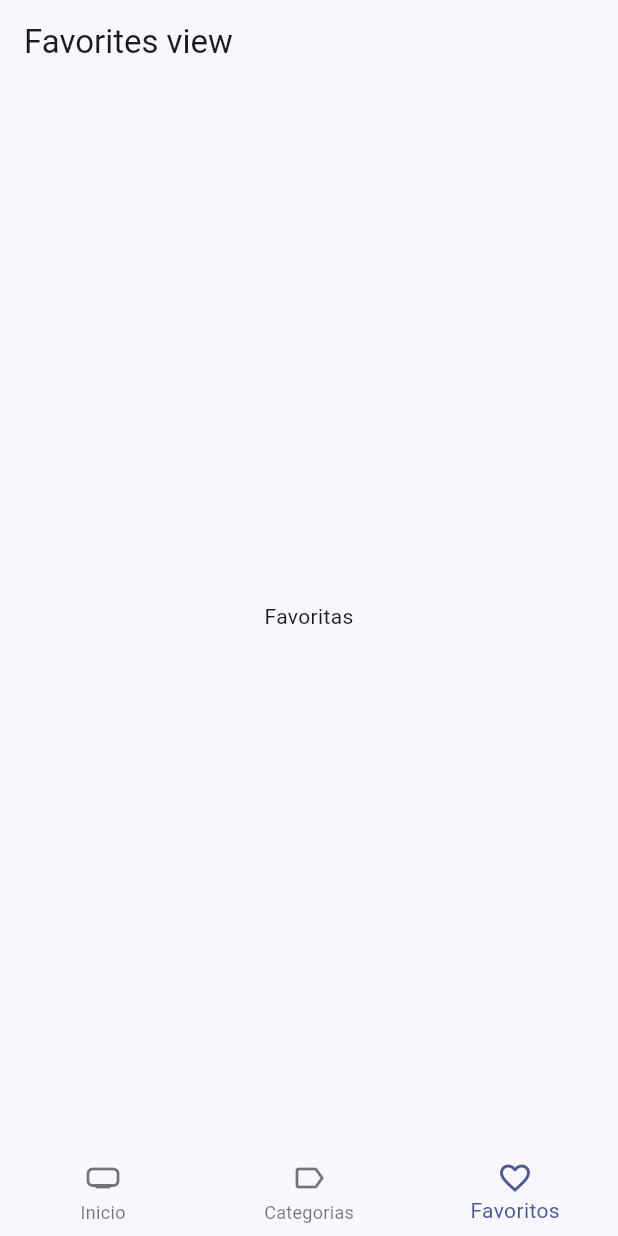
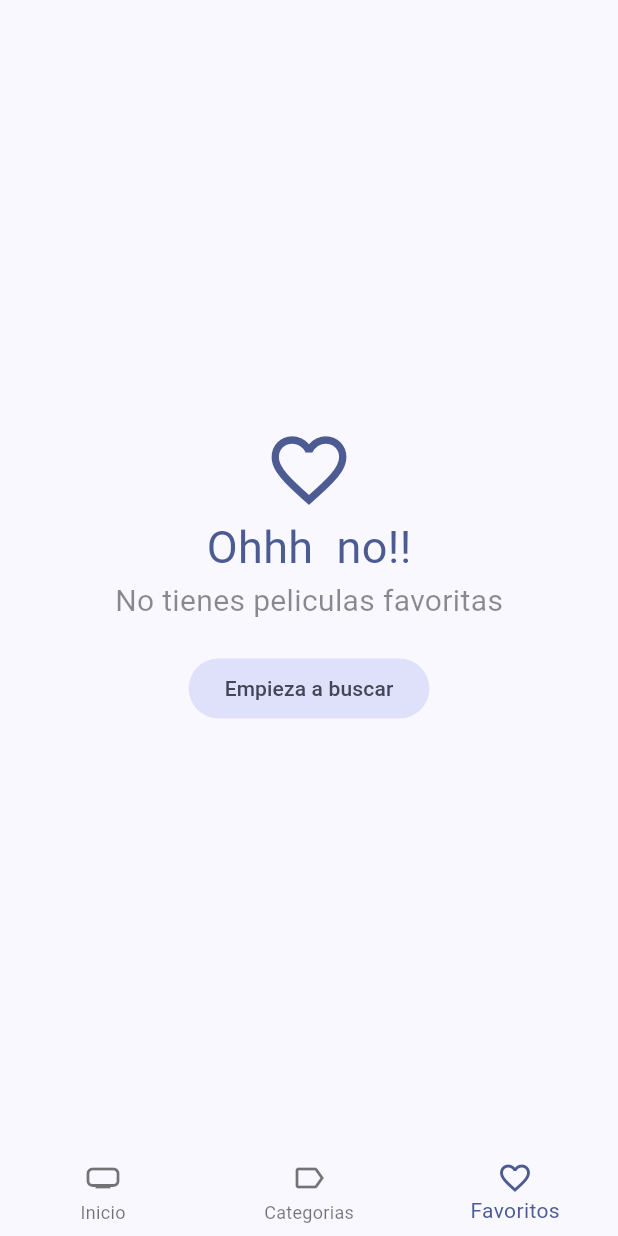
Before and after one commit to JmanuelJ/cinema_app, a Flutter app: the screen it shows after launch, item 3 of the bottom bar chosen, on a phone screen of 412 x 824 dp. Run offline on Flutter 3.47's test engine with Material 3 defaults, Android fonts, the phone set to English and light mode, and no system bars; our stand-ins replace animate_do, card_swiper, dio, flutter_dotenv, flutter_riverpod, go_router and 1 more; accounts and stored records are empty; generated files the repository leaves out were written again; network calls fail.

```diff
--- a/lib/infrastructure/mappers/movie_mapper.dart
+++ b/lib/infrastructure/mappers/movie_mapper.dart
@@ -37,7 +37,7 @@ class MovieMapper {
       popularity: moviedb.popularity,
       posterPath: (moviedb.posterPath != '')
           ? 'https://image.tmdb.org/t/p/w500${moviedb.posterPath}'
-          : 'no-poster',
+          : 'https://m.media-amazon.com/images/I/61s8vyZLSzL._AC_UF894,1000_QL80_.jpg',
       releaseDate: moviedb.releaseDate,
       title: moviedb.title,
       video: moviedb.video,
--- a/lib/infrastructure/models/moviedb/movie_details.dart
+++ b/lib/infrastructure/models/moviedb/movie_details.dart
@@ -63,7 +63,7 @@ class MovieDetails {
         genres: List<Genre>.from(json["genres"].map((x) => Genre.fromJson(x))),
         homepage: json["homepage"],
         id: json["id"],
-        imdbId: json["imdb_id"],
+        imdbId: json["imdb_id"] ?? '',
         originalLanguage: json["original_language"],
         originalTitle: json["original_title"],
         overview: json["overview"],
--- a/lib/presentation/providers/providers.dart
+++ b/lib/presentation/providers/providers.dart
@@ -5,3 +5,5 @@ export 'movies/movies_providers.dart';
 export 'movies/movies_repository_provider.dart';
 export 'movies/movies_slideshow_provider.dart';
 export 'search/search_movies_provider.dart';
+export 'storage/favorite_movies_provider.dart';
+export 'storage/local_storage_provider.dart';
--- a/lib/presentation/views/movies/favorites_view.dart
+++ b/lib/presentation/views/movies/favorites_view.dart
@@ -1,17 +1,77 @@
+import 'package:cinema_app/presentation/providers/providers.dart';
+import 'package:cinema_app/presentation/widgets/movies/movie_masonry.dart';
 import 'package:flutter/material.dart';
+import 'package:flutter_riverpod/flutter_riverpod.dart';
+import 'package:go_router/go_router.dart';
 
-class FavoritesView extends StatelessWidget {
+class FavoritesView extends ConsumerStatefulWidget {
   const FavoritesView({super.key});
 
   @override
+  FavoritesViewState createState() => FavoritesViewState();
+}
+
+class FavoritesViewState extends ConsumerState<FavoritesView> {
+  bool isLastPage = false;
+  bool isLoading = false;
+
+  @override
+  void initState() {
+    super.initState();
+    loadNextPage();
+  }
+
+  void loadNextPage() async {
+    if (isLoading || isLastPage) return;
+    isLoading = true;
+
+    final movies =
+        await ref.read(favoriteMoviesProvider.notifier).loadNextPage();
+    isLoading = false;
+
+    if (movies.isEmpty) {
+      isLastPage = true;
+    }
+  }
+
+  @override
   Widget build(BuildContext context) {
+    final favoriteMovies = ref.watch(favoriteMoviesProvider).values.toList();
+
+    if (favoriteMovies.isEmpty) {
+      final colors = Theme.of(context).colorScheme;
+
+      return Center(
+        child: Column(
+          mainAxisAlignment: MainAxisAlignment.center,
+          crossAxisAlignment: CrossAxisAlignment.center,
+          children: [
+            Icon(
+              Icons.favorite_outline_sharp,
+              size: 60,
+              color: colors.primary,
+            ),
+            Text(
+              'Ohhh  no!!',
+              style: TextStyle(fontSize: 30, color: colors.primary),
+            ),
+            const Text('No tienes peliculas favoritas',
+                style: TextStyle(fontSize: 20, color: Colors.black45)),
+            const SizedBox(
+              height: 20,
+            ),
+            FilledButton.tonal(
+                onPressed: () => context.go('/home/0'),
+                child: const Text('Empieza a buscar'))
+          ],
+        ),
+      );
+    }
+
     return Scaffold(
-      appBar: AppBar(
-        title: const Text('Favorites view'),
-      ),
-      body: const Center(
-        child: Text('Favoritas'),
-      ),
+      body: MovieMasonry(
+        loadNextPage: loadNextPage,
+        movies: favoriteMovies),
     );
   }
 }
--- a/lib/presentation/widgets/shared/custom_appbar.dart
+++ b/lib/presentation/widgets/shared/custom_appbar.dart
@@ -42,7 +42,7 @@ class CustomAppbar extends ConsumerWidget {
                         if (movie == null) return;
                         if (!context.mounted) return;
 
-                        context.push('/movie/${movie.id}');
+                        context.push('/home/0/movie/${movie.id}');
                       });
                     },
                     icon: const Icon(Icons.search))
--- a/pubspec.yaml
+++ b/pubspec.yaml
@@ -15,6 +15,7 @@ dependencies:
     sdk: flutter
   flutter_dotenv: ^5.2.1
   flutter_riverpod: ^2.6.1
+  flutter_staggered_grid_view: ^0.7.0
   go_router: ^14.8.1
   intl: ^0.20.2
   isar: ^3.1.0+1
```
Also changed, not shown: lib/domain/datasources/local_storage_datasource.dart (added, +7 -0 lines), lib/domain/entities/movie.dart (+8 -4 lines), lib/domain/repositories/local_storage_repository.dart (added, +7 -0 lines), lib/infrastructure/datasorces/isar_datasource.dart (added, +56 -0 lines), lib/infrastructure/repositories/local_storage_repository_impl.dart (added, +24 -0 lines), lib/presentation/providers/storage/favorite_movies_provider.dart (added, +53 -0 lines), lib/presentation/providers/storage/local_storage_provider.dart (added, +7 -0 lines), lib/presentation/screens/movies/movie_screen.dart (+79 -19 lines), lib/presentation/widgets/movies/movie_masonry.dart (added, +65 -0 lines), lib/presentation/widgets/movies/movie_poster_link.dart (added, +23 -0 lines), lib/domain/entities/movie.g.dart (added), pubspec.lock.
